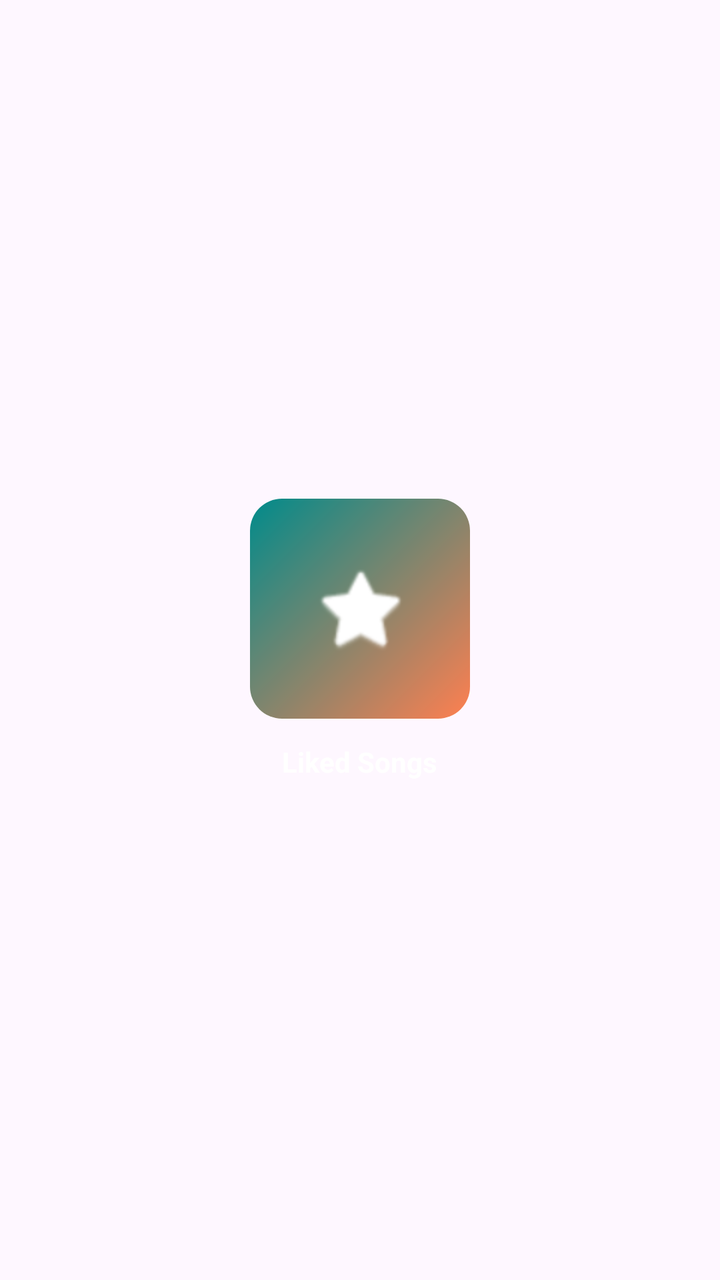
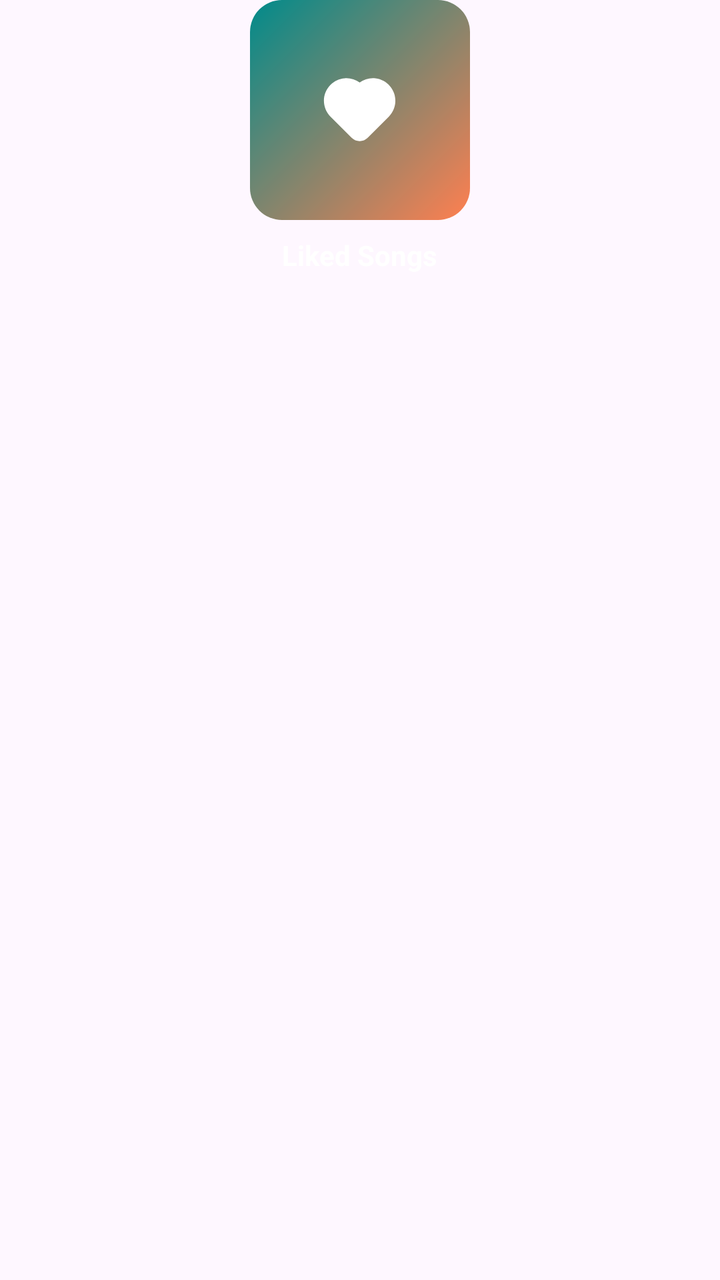

Two renders of the same Android screen: before a commit and after it. Below are the layout's source before the change and the commit's diff.
<!-- AndroidManifest.xml: application theme Theme.ViBePlayer -->
<!-- res/layout/item_featured_playlist.xml -->
<?xml version="1.0" encoding="utf-8"?>
<LinearLayout xmlns:android="http://schemas.android.com/apk/res/android"
    xmlns:app="http://schemas.android.com/apk/res-auto"
    android:layout_width="wrap_content"
    android:layout_height="wrap_content"
    android:layout_marginEnd="16dp"
    android:gravity="center"
    android:orientation="vertical">

    <androidx.cardview.widget.CardView
        android:layout_width="110dp"
        android:layout_height="110dp"
        app:cardCornerRadius="16dp"
        app:cardElevation="0dp">

        <FrameLayout
            android:layout_width="match_parent"
            android:layout_height="match_parent"
            android:background="@drawable/bg_gradient_tl_to_br">

            <ImageView
                android:layout_width="48dp"
                android:layout_height="48dp"
                android:layout_gravity="center"
                android:src="@android:drawable/btn_star_big_on"
                app:tint="@color/white" />
        </FrameLayout>
    </androidx.cardview.widget.CardView>

    <TextView
        android:id="@+id/txtFeaturedTitle"
        android:layout_width="wrap_content"
        android:layout_height="wrap_content"
        android:layout_marginTop="12dp"
        android:text="Liked Songs"
        android:textColor="@color/white"
        android:textSize="14sp"
        android:textStyle="bold" />
</LinearLayout>
<!-- resources referenced by this layout -->
<resources>
  <color name="white">#FFFFFFFF</color>
  <!-- drawable bg_gradient_tl_to_br (drawable) -->
  <?xml version="1.0" encoding="utf-8"?>
  <shape xmlns:android="http://schemas.android.com/apk/res/android">
      <gradient
          android:startColor="#008B8B"
          android:endColor="#FF7F50"
          android:angle="315"/>
  </shape>
  <style name="Theme.ViBePlayer" parent="Base.Theme.ViBePlayer" />
  <style name="Base.Theme.ViBePlayer" parent="Theme.Material3.DayNight.NoActionBar">
          
          
      </style>
</resources>

<!-- the commit's change to res/layout/item_featured_playlist.xml (unified diff, before → after) -->
@@ -1,39 +1,43 @@
 <?xml version="1.0" encoding="utf-8"?>
 <LinearLayout xmlns:android="http://schemas.android.com/apk/res/android"
     xmlns:app="http://schemas.android.com/apk/res-auto"
-    android:layout_width="wrap_content"
+    android:layout_width="110dp"
     android:layout_height="wrap_content"
     android:layout_marginEnd="16dp"
-    android:gravity="center"
-    android:orientation="vertical">
+    android:orientation="vertical"
+    android:gravity="center_horizontal">
 
     <androidx.cardview.widget.CardView
         android:layout_width="110dp"
         android:layout_height="110dp"
         app:cardCornerRadius="16dp"
-        app:cardElevation="0dp">
+        app:cardElevation="0dp"
+        app:cardBackgroundColor="@android:color/transparent">
 
-        <FrameLayout
+        <LinearLayout
+            android:id="@+id/layoutFeaturedBackground"
             android:layout_width="match_parent"
             android:layout_height="match_parent"
+            android:gravity="center"
             android:background="@drawable/bg_gradient_tl_to_br">
 
             <ImageView
-                android:layout_width="48dp"
-                android:layout_height="48dp"
-                android:layout_gravity="center"
-                android:src="@android:drawable/btn_star_big_on"
+                android:id="@+id/imgFeaturedIcon"
+                android:layout_width="45dp"
+                android:layout_height="45dp"
+                android:src="@drawable/ic_heart_fill"
                 app:tint="@color/white" />
-        </FrameLayout>
+        </LinearLayout>
     </androidx.cardview.widget.CardView>
 
     <TextView
         android:id="@+id/txtFeaturedTitle"
         android:layout_width="wrap_content"
         android:layout_height="wrap_content"
-        android:layout_marginTop="12dp"
+        android:layout_marginTop="8dp"
         android:text="Liked Songs"
         android:textColor="@color/white"
         android:textSize="14sp"
-        android:textStyle="bold" />
+        android:textStyle="bold"
+        android:textAlignment="center" />
 </LinearLayout>
<!-- resource entries referenced after the edit -->
@@ -9,6 +9,17 @@
           android:endColor="#FF7F50"
           android:angle="315"/>
   </shape>
+  <!-- drawable ic_heart_fill (drawable) -->
+  <vector xmlns:android="http://schemas.android.com/apk/res/android"
+      android:width="20dp"
+      android:height="20dp"
+      android:viewportWidth="20"
+      android:viewportHeight="20">
+    <path
+        android:pathData="M3.518,4.47C4.361,3.627 5.477,3.113 6.666,3.02C7.854,2.928 9.037,3.263 10,3.965C11.018,3.229 12.275,2.902 13.523,3.051C14.77,3.199 15.916,3.811 16.732,4.766C17.549,5.72 17.976,6.947 17.93,8.202C17.884,9.457 17.367,10.649 16.482,11.541L11.767,16.255C11.299,16.724 10.663,16.987 10,16.987C9.337,16.987 8.701,16.724 8.232,16.255L3.518,11.542C2.581,10.604 2.054,9.332 2.054,8.006C2.054,6.68 2.581,5.408 3.518,4.47Z"
+        android:fillColor="#FF4400"
+        android:fillType="evenOdd"/>
+  </vector>
   <style name="Theme.ViBePlayer" parent="Base.Theme.ViBePlayer" />
   <style name="Base.Theme.ViBePlayer" parent="Theme.Material3.DayNight.NoActionBar">
           
